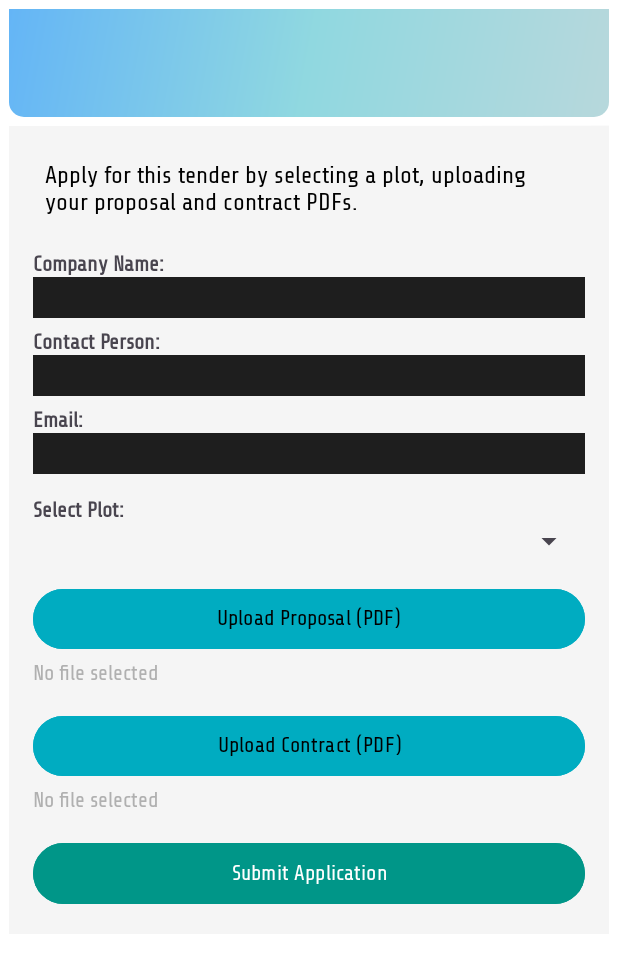
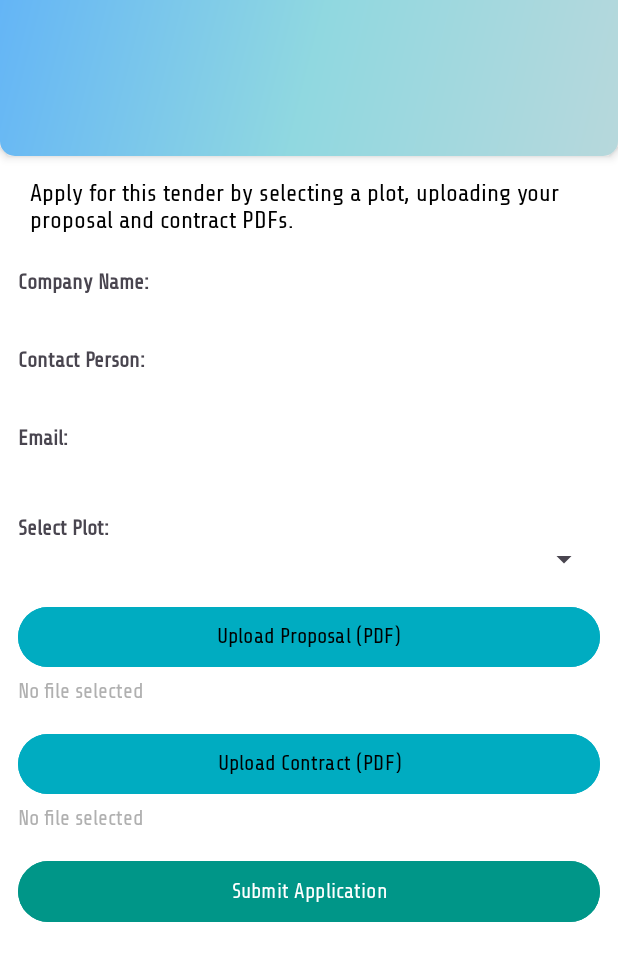
Before and after one commit to The-Agaba/UVMS, an Android app: the ApplyTenderActivity screen opened directly, with no data from a screen before it, on a phone screen of 412 x 824 dp. Shown: the top 961 px of the screen. Run offline under Robolectric (Android 15) with nearby library versions, the phone set to English and light mode, and no system bars; network calls fail; 2 statements that could not run were skipped.

Commit message:
More UI/UX improvements we now

```diff
--- a/app/src/main/res/drawable/wavy.xml
+++ b/app/src/main/res/drawable/wavy.xml
@@ -1,7 +1,7 @@
 <?xml version="1.0" encoding="utf-8"?>
 <shape xmlns:android="http://schemas.android.com/apk/res/android"
     android:shape="rectangle">
-    <solid android:color="@color/uvmsAccentCyan"/>
+    <solid android:color="@color/uvmsCoolGradient"/>
     <corners android:radius="16dp"/>
     <padding android:left="4dp" android:top="4dp" android:right="4dp" android:bottom="4dp"/>
 </shape>
--- a/app/src/main/res/layout/activity_apply_tender.xml
+++ b/app/src/main/res/layout/activity_apply_tender.xml
@@ -1,31 +1,25 @@
 <?xml version="1.0" encoding="utf-8"?>
-<ScrollView xmlns:android="http://schemas.android.com/apk/res/android"
+<FrameLayout xmlns:android="http://schemas.android.com/apk/res/android"
+    xmlns:tools="http://schemas.android.com/tools"
+    android:id="@+id/activity_apply_tender"
     android:layout_width="match_parent"
-    android:layout_height="match_parent"
-    xmlns:tools="http://schemas.android.com/tools"
-    android:background="@color/uvmsBackgroundLight"
-    android:id="@+id/activity_apply_tender">
+    android:layout_height="match_parent">
 
-    <LinearLayout
-        android:layout_width="wrap_content"
-        android:layout_height="wrap_content"
-        android:orientation="vertical"
-        android:spacing="16dp"
-        android:padding="6dp">
-
-        <!-- Top AppBar -->
+    <!-- 🔹 Static Top Bar -->
     <RelativeLayout
         android:id="@+id/customTopNav"
         android:layout_width="match_parent"
-            android:layout_height="match_parent"
+        android:layout_height="wrap_content"
         android:paddingTop="25dp"
         android:padding="12dp"
         android:paddingHorizontal="16dp"
-            android:background="@drawable/bottom_round_borders">
+        android:background="@drawable/bottom_round_borders"
+        android:elevation="4dp">
 
         <LinearLayout
             android:layout_width="match_parent"
             android:layout_height="wrap_content"
+            android:paddingTop="32dp"
             android:orientation="vertical">
 
             <TextView
@@ -41,22 +35,24 @@
                 android:id="@+id/tvCollegeName"
                 android:layout_width="wrap_content"
                 android:layout_height="wrap_content"
-                    android:text="@string/college"/>
+                android:text="@string/college" />
+        </LinearLayout>
+    </RelativeLayout>
 
-            </LinearLayout>
-
-        </RelativeLayout>
+    <!-- 🔹 Scrollable Content Below Top Bar -->
+    <ScrollView
+        android:layout_width="match_parent"
+        android:layout_height="match_parent"
+        android:layout_marginTop="100dp"
+        android:clipToPadding="false"
+    android:padding="6dp">
 
     <LinearLayout
         android:layout_width="match_parent"
         android:layout_height="wrap_content"
         android:orientation="vertical"
-        android:padding="16dp"
-        android:background="@color/uvmsSurfaceLight"
-        android:gravity="center_vertical"
-        android:layout_marginTop="6dp"
-        android:clipToPadding="false"
-        android:elevation="0.5dp">
+        android:spacing="16dp"
+        android:padding="6dp">
 
         <!-- Instructions -->
         <TextView
@@ -79,8 +75,7 @@
             android:layout_width="match_parent"
             android:layout_height="wrap_content"
             android:padding="6dp"
-            android:background="@color/uvmsSurfaceDark"
-            android:textColor="@color/uvmsTextPrimaryDark"
+            android:textColor="@color/textLight"
             android:layout_marginBottom="8dp"/>
 
         <TextView
@@ -93,8 +88,7 @@
             android:layout_width="match_parent"
             android:layout_height="wrap_content"
             android:padding="6dp"
-            android:background="@color/uvmsSurfaceDark"
-            android:textColor="@color/uvmsTextPrimaryDark"
+            android:textColor="@color/textLight"
             android:layout_marginBottom="8dp"/>
 
         <TextView
@@ -107,8 +101,7 @@
             android:layout_width="match_parent"
             android:layout_height="wrap_content"
             android:padding="6dp"
-            android:background="@color/uvmsSurfaceDark"
-            android:textColor="@color/uvmsTextPrimaryDark"
+            android:textColor="@color/textLight"
             android:layout_marginBottom="16dp"/>
 
         <!-- Plot selection -->
@@ -164,8 +157,7 @@
             android:backgroundTint="@color/colorAccent"
             android:textColor="@color/uvmsTextPrimaryDark"
             android:padding="12dp"/>
-
-    </LinearLayout>
-
     </LinearLayout>
 </ScrollView>
+
+    </FrameLayout>
--- a/app/src/main/res/layout/activity_edit_profile.xml
+++ b/app/src/main/res/layout/activity_edit_profile.xml
@@ -8,12 +8,14 @@
 
     <!-- Top App Bar -->
     <com.google.android.material.appbar.MaterialToolbar
-        android:paddingTop="2dp"
+
         android:id="@+id/topAppBarEdit"
         android:layout_width="match_parent"
-        android:layout_height="?attr/actionBarSize"
+        android:layout_height="wrap_content"
         android:background="@drawable/bottom_round_borders"
         app:title="Edit Profile"
+        android:paddingTop="22dp"
+        android:paddingBottom="10dp"
         app:titleTextColor="@color/uvmsTextPrimaryLight"
         app:navigationIcon="@drawable/ic_arrow_back"/>
 
--- a/app/src/main/res/layout/activity_profile.xml
+++ b/app/src/main/res/layout/activity_profile.xml
@@ -9,7 +9,7 @@
 
     <!-- Top App Bar with Back Button -->
     <com.google.android.material.appbar.MaterialToolbar
-        android:layout_marginTop="2dp"
+
         android:id="@+id/topAppBar"
         android:layout_width="match_parent"
         android:layout_height="wrap_content"
@@ -20,6 +20,8 @@
         app:titleTextColor="@color/uvmsBackgroundDark"
         android:tooltipText="@string/tooltip_profile"
         app:contentInsetStart="0dp"
+        android:paddingTop="22dp"
+        android:paddingBottom="10dp"
         tools:targetApi="26" />
 
     <ScrollView
--- a/app/src/main/res/layout/fragment_tenders.xml
+++ b/app/src/main/res/layout/fragment_tenders.xml
@@ -8,6 +8,7 @@
     <com.google.android.material.appbar.AppBarLayout
         android:layout_width="match_parent"
         android:layout_height="wrap_content"
+        android:background="@color/uvmsGradientEnd"
         android:theme="@style/ThemeOverlay.Material3.Dark.ActionBar">
 
         <!-- Search + Quick filters row -->
@@ -17,8 +18,7 @@
             android:orientation="vertical"
             android:paddingStart="16dp"
             android:paddingEnd="16dp"
-            android:background="@color/uvmsGradientEnd"
-            android:paddingBottom="8dp">
+            >
 
             <androidx.appcompat.widget.SearchView
                 android:id="@+id/searchView"
--- a/app/src/main/res/values/colors.xml
+++ b/app/src/main/res/values/colors.xml
@@ -44,7 +44,7 @@
     <!-- Gradients / Overlays -->
     <color name="uvmsGradientStart">#1E88E5</color>
     <color name="uvmsGradientCenter">#64B5F6</color>
-    <color name="uvmsGradientEnd">#E9E8E8</color>
+    <color name="uvmsGradientEnd">#FFFFFF</color>
     <color name="uvmsOverlayTransparent">#14000000</color>
 
     <!-- General UI Colors -->
```
Also changed, not shown: app/src/main/java/com/example/uvms/activities/ApplyTenderActivity.java (+11 -1 lines), app/src/main/java/com/example/uvms/activities/EditProfileActivity.java (+14 -2 lines), app/src/main/java/com/example/uvms/activities/ProfileActivity.java (+14 -3 lines), app/src/main/java/com/example/uvms/activities/TenderDetailsActivity.java (+13 -2 lines), app/src/main/res/layout/activity_tender_details.xml (+27 -63 lines). Lines whose indentation alone changed are shown as unchanged.
